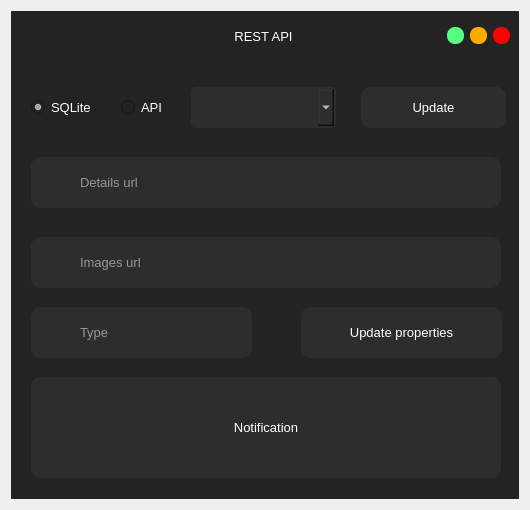
Before: the Qt Designer form frontend/restapi_endpoints.ui in Android-Jester/iAttend, drawn with Qt 5.
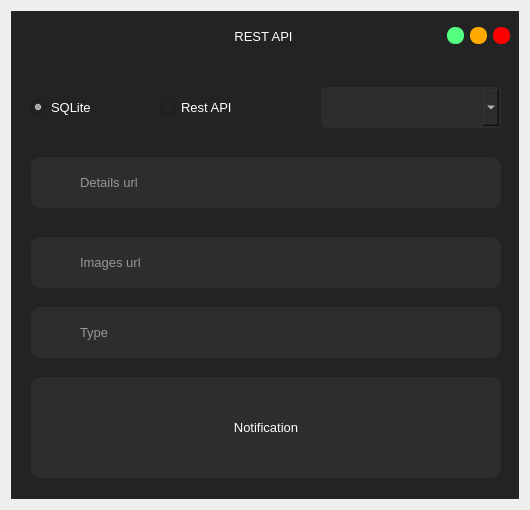
After: the same form once the commit is applied. Icons and pictures are not drawn.

Commit message: update buttons dropped from UI

The edit to the form file:
```diff
--- a/frontend/restapi_endpoints.ui
+++ b/frontend/restapi_endpoints.ui
@@ -409,71 +409,6 @@
              <pixmap resource="../resource/asset.qrc">:/icons/asset/image.svg</pixmap>
             </property>
            </widget>
-           <widget class="QPushButton" name="btn_update_properties_2">
-            <property name="geometry">
-             <rect>
-              <x>290</x>
-              <y>250</y>
-              <width>201</width>
-              <height>51</height>
-             </rect>
-            </property>
-            <property name="sizePolicy">
-             <sizepolicy hsizetype="Maximum" vsizetype="Fixed">
-              <horstretch>0</horstretch>
-              <verstretch>0</verstretch>
-             </sizepolicy>
-            </property>
-            <property name="minimumSize">
-             <size>
-              <width>0</width>
-              <height>51</height>
-             </size>
-            </property>
-            <property name="maximumSize">
-             <size>
-              <width>201</width>
-              <height>45</height>
-             </size>
-            </property>
-            <property name="font">
-             <font>
-              <pointsize>10</pointsize>
-             </font>
-            </property>
-            <property name="styleSheet">
-             <string notr="true">QPushButton{
-	color: rgb(255, 255, 255);
-	background-color: rgb(45, 45, 45);
-	border:none;
-	border-radius: 10px;
-}
-
-QPushButton:hover{
-	border-radius: 20px;
-}
-
-QPushButton:pressed{
-	border: 2px solid rgb(255,255,255);	
-}</string>
-            </property>
-            <property name="text">
-             <string>Update properties</string>
-            </property>
-            <property name="icon">
-             <iconset resource="../resource/asset.qrc">
-              <normaloff>:/icons/asset/repeat.svg</normaloff>:/icons/asset/repeat.svg</iconset>
-            </property>
-            <property name="iconSize">
-             <size>
-              <width>30</width>
-              <height>30</height>
-             </size>
-            </property>
-            <property name="flat">
-             <bool>true</bool>
-            </property>
-           </widget>
            <widget class="QLabel" name="label_notification">
             <property name="geometry">
              <rect>
@@ -531,7 +466,7 @@
              <rect>
               <x>20</x>
               <y>40</y>
-              <width>71</width>
+              <width>91</width>
               <height>20</height>
              </rect>
             </property>
@@ -543,7 +478,7 @@
             </property>
             <property name="maximumSize">
              <size>
-              <width>71</width>
+              <width>100</width>
               <height>20</height>
              </size>
             </property>
@@ -568,9 +503,9 @@
            <widget class="QRadioButton" name="API">
             <property name="geometry">
              <rect>
-              <x>110</x>
+              <x>150</x>
               <y>40</y>
-              <width>81</width>
+              <width>100</width>
               <height>20</height>
              </rect>
             </property>
@@ -582,7 +517,7 @@
             </property>
             <property name="maximumSize">
              <size>
-              <width>81</width>
+              <width>100</width>
               <height>20</height>
              </size>
             </property>
@@ -598,15 +533,15 @@
 }</string>
             </property>
             <property name="text">
-             <string>API</string>
+             <string>Rest API</string>
             </property>
            </widget>
            <widget class="QComboBox" name="comboBox">
             <property name="geometry">
              <rect>
-              <x>180</x>
+              <x>310</x>
               <y>30</y>
-              <width>145</width>
+              <width>180</width>
               <height>41</height>
              </rect>
             </property>
@@ -618,7 +553,7 @@
             </property>
             <property name="minimumSize">
              <size>
-              <width>145</width>
+              <width>180</width>
               <height>41</height>
              </size>
             </property>
@@ -645,77 +580,12 @@
              <bool>false</bool>
             </property>
            </widget>
-           <widget class="QPushButton" name="btn_update_properties">
-            <property name="geometry">
-             <rect>
-              <x>350</x>
-              <y>30</y>
-              <width>145</width>
-              <height>41</height>
-             </rect>
-            </property>
-            <property name="sizePolicy">
-             <sizepolicy hsizetype="Maximum" vsizetype="Fixed">
-              <horstretch>0</horstretch>
-              <verstretch>0</verstretch>
-             </sizepolicy>
-            </property>
-            <property name="minimumSize">
-             <size>
-              <width>145</width>
-              <height>0</height>
-             </size>
-            </property>
-            <property name="maximumSize">
-             <size>
-              <width>145</width>
-              <height>41</height>
-             </size>
-            </property>
-            <property name="font">
-             <font>
-              <pointsize>10</pointsize>
-             </font>
-            </property>
-            <property name="styleSheet">
-             <string notr="true">QPushButton{
-	color: rgb(255, 255, 255);
-	background-color: rgb(45, 45, 45);
-	border:none;
-	border-radius: 10px;
-}
-
-QPushButton:hover{
-	border-radius: 20px;
-}
-
-QPushButton:pressed{
-	border: 2px solid rgb(255,255,255);	
-}</string>
-            </property>
-            <property name="text">
-             <string>Update</string>
-            </property>
-            <property name="icon">
-             <iconset resource="../resource/asset.qrc">
-              <normaloff>:/icons/asset/repeat.svg</normaloff>:/icons/asset/repeat.svg</iconset>
-            </property>
-            <property name="iconSize">
-             <size>
-              <width>30</width>
-              <height>30</height>
-             </size>
-            </property>
-            <property name="flat">
-             <bool>true</bool>
-            </property>
-           </widget>
            <widget class="QLineEdit" name="type">
             <property name="geometry">
              <rect>
               <x>20</x>
               <y>250</y>
-              <width>221</width>
+              <width>470</width>
               <height>51</height>
              </rect>
             </property>
@@ -733,7 +603,7 @@
             </property>
             <property name="maximumSize">
              <size>
-              <width>441</width>
+              <width>470</width>
               <height>51</height>
              </size>
             </property>
```
Left out of the diff: 2 changed lines with no effect on the pictures.
